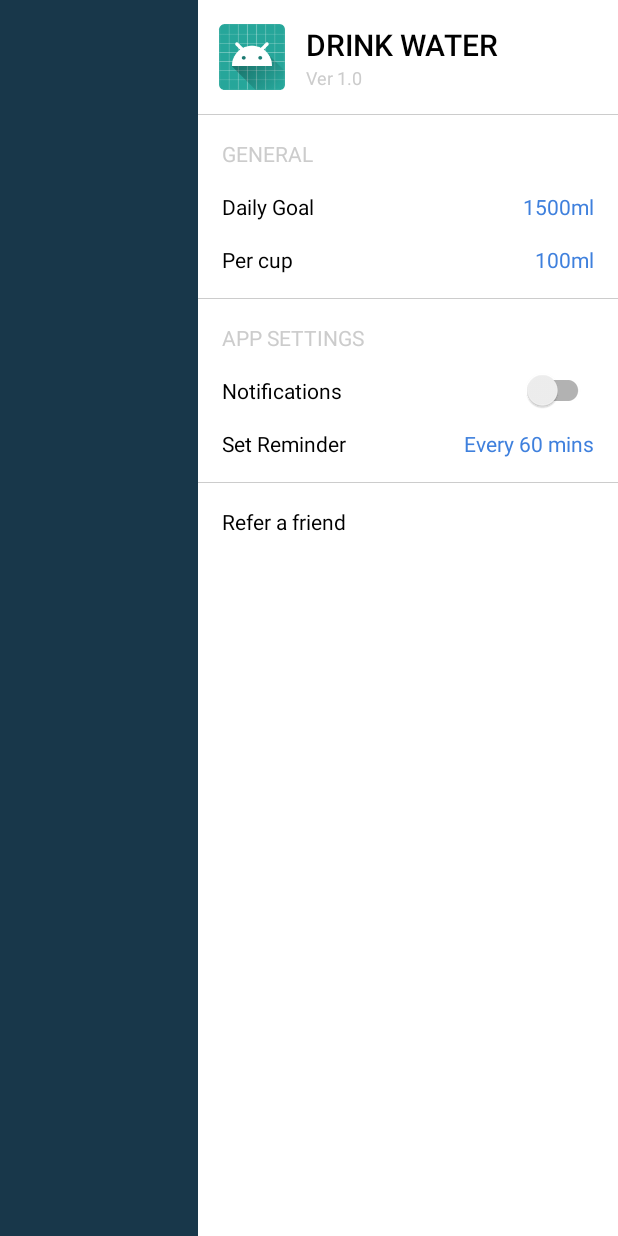
After one commit to otormaigh/x-labs-android, an Android app: the layout drawer_main.xml on its own in the app's theme, with its tools: preview values and no code run, on a phone screen of 412 x 824 dp. The commit adds this screen. Run offline under Robolectric (Android 15) with nearby library versions, the phone set to English and light mode, and no system bars.

Commit message:
add settings nav drawer

```diff
--- a/buildSrc/src/main/java/Libs.kt
+++ b/buildSrc/src/main/java/Libs.kt
@@ -1,6 +1,7 @@
 object Libs {
   // Android
   const val appcompat_v7 = "com.android.support:appcompat-v7:${Version.android_support}"
+  const val design = "com.android.support:design:${Version.android_support}"
   const val constraint_layout = "com.android.support.constraint:constraint-layout:1.1.0"
   const val android_ktx = "androidx.core:core-ktx:0.3"
 
--- a/water-tracker/build.gradle
+++ b/water-tracker/build.gradle
@@ -10,6 +10,7 @@ android {
     targetSdkVersion Version.target_sdk
     versionCode 1
     versionName "1.0"
+    resConfig "en"
 
     vectorDrawables.useSupportLibrary = true
   }
@@ -53,6 +54,7 @@ dependencies {
   implementation Libs.kotlin_jre7
   implementation Libs.appcompat_v7
   implementation Libs.constraint_layout
+  implementation Libs.design
 
   implementation Libs.timber
   implementation Libs.android_ktx
--- a/water-tracker/src/main/java/ie/elliot/x/labs/watertracker/ui/MainActivity.kt
+++ b/water-tracker/src/main/java/ie/elliot/x/labs/watertracker/ui/MainActivity.kt
@@ -17,12 +17,16 @@
 package ie.elliot.x.labs.watertracker.ui
 
 import android.os.Bundle
+import android.support.v4.view.GravityCompat
 import android.support.v7.app.AppCompatActivity
 import android.support.v7.widget.Toolbar
 import android.text.SpannableString
 import android.text.style.RelativeSizeSpan
+import ie.elliot.x.labs.watertracker.BuildConfig
 import ie.elliot.x.labs.watertracker.R
 import kotlinx.android.synthetic.main.activity_main.*
+import kotlinx.android.synthetic.main.drawer_main.*
+import kotlinx.android.synthetic.main.toolbar_main.*
 
 
 class MainActivity : AppCompatActivity() {
@@ -30,10 +34,13 @@ class MainActivity : AppCompatActivity() {
   override fun onCreate(savedInstanceState: Bundle?) {
     super.onCreate(savedInstanceState)
     setContentView(R.layout.activity_main)
-
     setSupportActionBar(tbMain as Toolbar)
 
     setIntakePercentage(0.3f)
+
+    ivMenu.setOnClickListener { navDrawer.openDrawer(GravityCompat.END) }
+
+    tvVersionName.text = getString(R.string.main_nav_version_name, BuildConfig.VERSION_NAME)
   }
 
   private fun setIntakePercentage(intake: Float) {
--- a/water-tracker/src/main/res/layout/activity_main.xml
+++ b/water-tracker/src/main/res/layout/activity_main.xml
@@ -1,10 +1,17 @@
 <?xml version="1.0" encoding="utf-8"?>
-<android.support.constraint.ConstraintLayout xmlns:android="http://schemas.android.com/apk/res/android"
+<android.support.v4.widget.DrawerLayout xmlns:android="http://schemas.android.com/apk/res/android"
   xmlns:app="http://schemas.android.com/apk/res-auto"
   xmlns:tools="http://schemas.android.com/tools"
+  android:id="@+id/navDrawer"
   android:layout_width="match_parent"
   android:layout_height="match_parent"
-  tools:context=".ui.MainActivity">
+  app:layout_constraintBottom_toBottomOf="parent"
+  app:layout_constraintEnd_toEndOf="parent"
+  app:layout_constraintTop_toTopOf="parent">
+
+  <android.support.constraint.ConstraintLayout
+    android:layout_width="match_parent"
+    android:layout_height="match_parent">
 
     <include
       android:id="@+id/tbMain"
@@ -48,9 +55,13 @@
       android:layout_width="wrap_content"
       android:layout_height="wrap_content"
       android:layout_marginBottom="@dimen/vertical_margin_double"
-    android:text="How much water did you drink?"
+      android:text="@string/main.how_much_water"
       app:layout_constraintBottom_toBottomOf="parent"
       app:layout_constraintEnd_toEndOf="parent"
       app:layout_constraintStart_toStartOf="parent" />
 
   </android.support.constraint.ConstraintLayout>
+
+  <include layout="@layout/drawer_main" />
+
+</android.support.v4.widget.DrawerLayout>
--- /dev/null
+++ b/water-tracker/src/main/res/layout/drawer_main.xml
@@ -0,0 +1,136 @@
+<?xml version="1.0" encoding="utf-8"?>
+<android.support.design.widget.NavigationView xmlns:android="http://schemas.android.com/apk/res/android"
+  xmlns:app="http://schemas.android.com/apk/res-auto"
+  xmlns:tools="http://schemas.android.com/tools"
+  android:id="@+id/navView"
+  android:layout_width="wrap_content"
+  android:layout_height="match_parent"
+  android:layout_gravity="end"
+  android:background="@color/white"
+  android:paddingTop="@dimen/vertical_margin">
+
+  <android.support.constraint.ConstraintLayout
+    android:layout_width="match_parent"
+    android:layout_height="match_parent">
+
+    <ImageView
+      android:id="@+id/ivLogo"
+      android:layout_width="wrap_content"
+      android:layout_height="0dp"
+      app:layout_constraintBottom_toBottomOf="@id/tvVersionName"
+      app:layout_constraintStart_toStartOf="parent"
+      app:layout_constraintTop_toTopOf="@id/tvTitle"
+      app:srcCompat="@mipmap/ic_launcher" />
+
+    <TextView
+      android:id="@+id/tvTitle"
+      android:layout_width="wrap_content"
+      android:layout_height="wrap_content"
+      android:text="@string/main.nav.drink_water"
+      android:textAllCaps="true"
+      android:textAppearance="@style/Base.TextAppearance.AppCompat.Title"
+      android:textColor="@color/black"
+      app:layout_constraintBottom_toTopOf="@id/tvVersionName"
+      app:layout_constraintStart_toEndOf="@id/ivLogo"
+      app:layout_constraintTop_toTopOf="parent" />
+
+    <TextView
+      android:id="@+id/tvVersionName"
+      android:layout_width="wrap_content"
+      android:layout_height="wrap_content"
+      android:textAppearance="@style/Base.TextAppearance.AppCompat.Caption"
+      android:textColor="@color/grey"
+      app:layout_constraintStart_toStartOf="@id/tvTitle"
+      app:layout_constraintTop_toBottomOf="@id/tvTitle"
+      tools:text="Ver 1.0" />
+
+    <View
+      android:id="@+id/dividerHeader"
+      style="@style/Main.NavDrawerDivider"
+      app:layout_constraintTop_toBottomOf="@id/ivLogo" />
+
+    <TextView
+      android:id="@+id/tvGeneral"
+      style="@style/Main.SectionTitle"
+      android:text="@string/main.nav.general"
+      app:layout_constraintTop_toBottomOf="@id/dividerHeader" />
+
+    <TextView
+      android:id="@+id/tvDailyGoalTitle"
+      style="@style/Main.ItemTitle"
+      android:text="@string/main.nav.daily_goal"
+      app:layout_constraintTop_toBottomOf="@id/tvGeneral" />
+
+    <TextView
+      android:id="@+id/tvDailyGoalValue"
+      style="@style/Main.ItemValue"
+      android:text="@string/main.nav.1500ml"
+      app:layout_constraintBottom_toBottomOf="@id/tvDailyGoalTitle"
+      app:layout_constraintStart_toEndOf="@id/tvDailyGoalTitle"
+      app:layout_constraintTop_toTopOf="@id/tvDailyGoalTitle" />
+
+    <TextView
+      android:id="@+id/tvCupSizeTitle"
+      style="@style/Main.ItemTitle"
+      android:text="@string/main.nav.per_cup"
+      app:layout_constraintTop_toBottomOf="@id/tvDailyGoalTitle" />
+
+    <TextView
+      android:id="@+id/tvCupSizeValue"
+      style="@style/Main.ItemValue"
+      android:text="@string/main.nav.100ml"
+      app:layout_constraintBottom_toBottomOf="@id/tvCupSizeTitle"
+      app:layout_constraintStart_toEndOf="@id/tvCupSizeTitle"
+      app:layout_constraintTop_toTopOf="@id/tvCupSizeTitle" />
+
+    <View
+      android:id="@+id/dividerGeneral"
+      style="@style/Main.NavDrawerDivider"
+      app:layout_constraintTop_toBottomOf="@id/tvCupSizeTitle" />
+
+    <TextView
+      android:id="@+id/tvAppSettings"
+      style="@style/Main.SectionTitle"
+      android:text="@string/main.nav.app_settings"
+      app:layout_constraintTop_toBottomOf="@id/dividerGeneral" />
+
+    <TextView
+      android:id="@+id/tvNotification"
+      style="@style/Main.ItemTitle"
+      android:text="@string/main.nav.notifications"
+      app:layout_constraintTop_toBottomOf="@id/tvAppSettings" />
+
+    <android.support.v7.widget.SwitchCompat
+      android:id="@+id/switchNotification"
+      style="@style/Main.ItemValue"
+      app:layout_constraintBottom_toBottomOf="@id/tvNotification"
+      app:layout_constraintStart_toEndOf="@id/tvNotification"
+      app:layout_constraintTop_toTopOf="@id/tvNotification" />
+
+    <TextView
+      android:id="@+id/tvReminderTitle"
+      style="@style/Main.ItemTitle"
+      android:text="@string/main.nav.set_reminder"
+      app:layout_constraintTop_toBottomOf="@id/tvNotification" />
+
+    <TextView
+      android:id="@+id/tvReminderValue"
+      style="@style/Main.ItemValue"
+      android:text="@string/main.nav.every_60_mins"
+      app:layout_constraintBottom_toBottomOf="@id/tvReminderTitle"
+      app:layout_constraintStart_toEndOf="@id/tvReminderTitle"
+      app:layout_constraintTop_toTopOf="@id/tvReminderTitle" />
+
+    <View
+      android:id="@+id/dividerSettings"
+      style="@style/Main.NavDrawerDivider"
+      app:layout_constraintTop_toBottomOf="@id/tvReminderTitle" />
+
+    <TextView
+      android:id="@+id/tvRefer"
+      style="@style/Main.ItemTitle"
+      android:text="@string/main.nav.refer"
+      app:layout_constraintTop_toBottomOf="@id/dividerSettings" />
+
+  </android.support.constraint.ConstraintLayout>
+</android.support.design.widget.NavigationView>
--- a/water-tracker/src/main/res/values/colors.xml
+++ b/water-tracker/src/main/res/values/colors.xml
@@ -8,7 +8,10 @@
   <color name="solitude">#EDEEEF</color>
   <color name="pattens_blue">#E0E2E4</color>
   <color name="deep_sky_blue">#03BBFB</color>
+  <color name="ocean_blue">#3F80DD</color>
   <color name="link_water">#CDCFD1</color>
 
-  <color name="grey">#9E9E9E</color>
+  <color name="grey">#CCCCCC</color>
+  <color name="white">#FFFFFF</color>
+  <color name="black">#000000</color>
 </resources>
--- a/water-tracker/src/main/res/values/strings.xml
+++ b/water-tracker/src/main/res/values/strings.xml
@@ -1,3 +1,19 @@
 <resources>
   <string name="app_name">Water Tracker</string>
+
+  <!-- activity_main -->
+  <string name="main.how_much_water">How much water did you drink?</string>
+
+  <string name="main.nav.drink_water">Drink Water</string>
+  <string name="main.nav.general">General</string>
+  <string name="main.nav.daily_goal">Daily Goal</string>
+  <string name="main.nav.1500ml">1500ml</string>
+  <string name="main.nav.per_cup">Per cup</string>
+  <string name="main.nav.100ml">100ml</string>
+  <string name="main.nav.app_settings">App Settings</string>
+  <string name="main.nav.notifications">Notifications</string>
+  <string name="main.nav.set_reminder">Set Reminder</string>
+  <string name="main.nav.every_60_mins">Every 60 mins</string>
+  <string name="main.nav.refer">Refer a friend</string>
+  <string name="main.nav.version_name">Ver %s</string>
 </resources>
--- a/water-tracker/src/main/res/values/styles.xml
+++ b/water-tracker/src/main/res/values/styles.xml
@@ -4,9 +4,45 @@
     <item name="colorPrimary">@color/colorPrimary</item>
     <item name="colorPrimaryDark">@color/colorPrimaryDark</item>
     <item name="colorAccent">@color/colorAccent</item>
-    <item name="android:textColor">#FFFFFF</item>
+    <item name="colorControlActivated">@color/ocean_blue</item>
+    <item name="android:textColor">@color/white</item>
 
     <item name="android:windowBackground">@color/blue_whale</item>
   </style>
 
+  <style name="Main" />
+
+  <style name="Main.NavDrawerDivider">
+    <item name="android:layout_height">0.75dp</item>
+    <item name="android:layout_width">match_parent</item>
+    <item name="android:layout_marginTop">@dimen/vertical_margin</item>
+    <item name="android:background">@color/grey</item>
+  </style>
+
+  <style name="Main.Title">
+    <item name="android:layout_height">wrap_content</item>
+    <item name="android:layout_width">wrap_content</item>
+    <item name="android:layout_marginStart">@dimen/horizontal_margin</item>
+    <item name="android:layout_marginTop">@dimen/vertical_margin</item>
+    <item name="layout_constraintStart_toStartOf">parent</item>
+  </style>
+
+  <style name="Main.SectionTitle" parent="Main.Title">
+    <item name="android:textColor">@color/grey</item>
+    <item name="android:textAllCaps">true</item>
+  </style>
+
+  <style name="Main.ItemTitle" parent="Main.Title">
+    <item name="android:textColor">@color/black</item>
+  </style>
+
+  <style name="Main.ItemValue">
+    <item name="android:layout_height">wrap_content</item>
+    <item name="android:layout_width">wrap_content</item>
+    <item name="android:layout_marginEnd">@dimen/horizontal_margin</item>
+    <item name="android:textColor">@color/ocean_blue</item>
+    <item name="layout_constraintEnd_toEndOf">parent</item>
+    <item name="layout_constraintHorizontal_bias">1</item>
+  </style>
+
 </resources>
```
Lines whose indentation alone changed are shown as unchanged.
